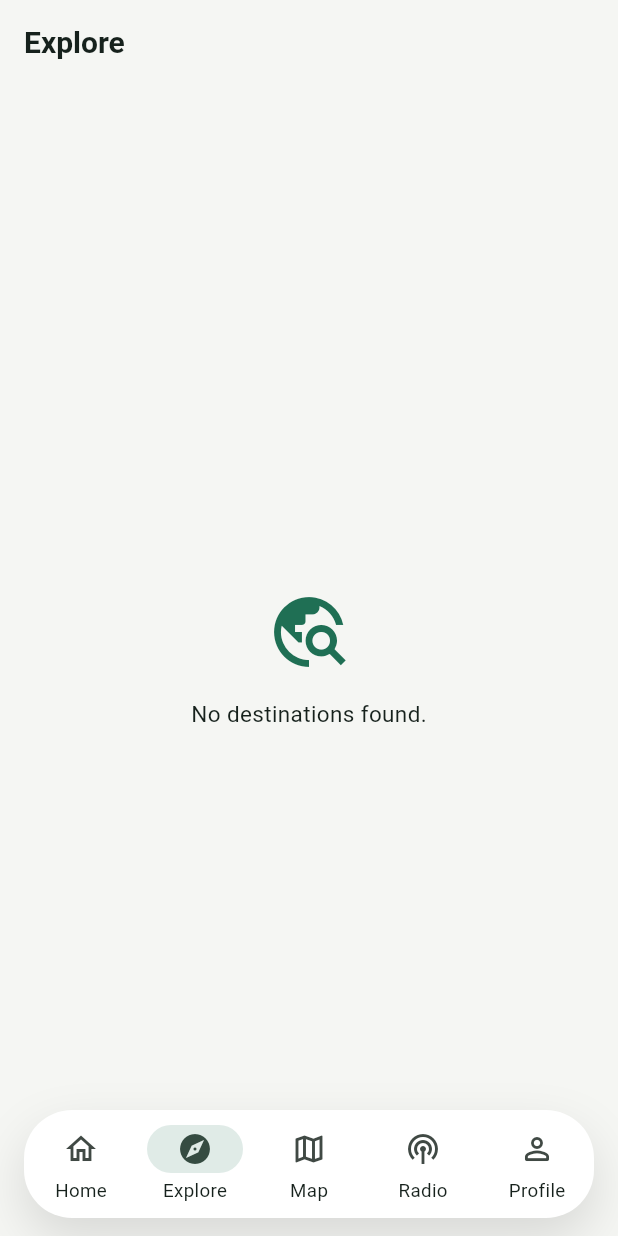
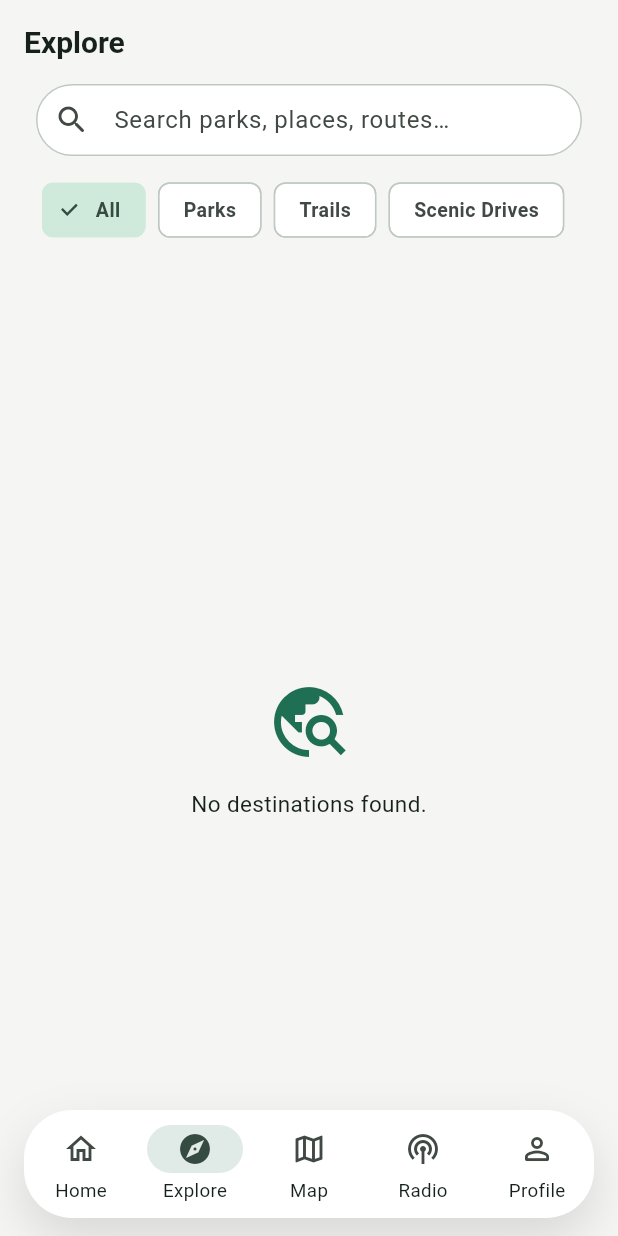
Before and after one commit to trashpin/radio, a Flutter app: the screen it shows after launch, item 2 of the bottom bar chosen, on a phone screen of 412 x 824 dp. Run offline on Flutter 3.47's test engine with Material 3 defaults, Android fonts, the phone set to English and light mode, and no system bars; our stand-ins replace flutter_dotenv, flutter_riverpod, go_router, supabase_flutter; accounts and stored records are empty.

Commit message:
Build Explore screen: search, filters, featured + popular
- Extend Destination model with optional location, category, featured,
  distanceLabel (all read-only from backend; nothing hardcoded)
- Filter logic in providers (destination_filters.dart): search query +
  category state, derived filtered/featured providers (logic out of UI)
- Reusable widgets: DestinationSearchBar, DestinationFilterChips,
  FeaturedDestinationCard, DestinationListTile
- Explore screen: persistent search + chips header; Featured Destinations +
  Popular Near You sections; Results list when filtering; empty/error states
- Distance shown only when backend provides it (live distance awaits GPS)
- Tests: featured/popular render, empty, search filter, category filter, error

Co-authored-by: trashpin <trashpin@users.noreply.github.com>

```diff
--- a/lib/features/destinations/presentation/destinations_screen.dart
+++ b/lib/features/destinations/presentation/destinations_screen.dart
@@ -4,19 +4,25 @@ import 'package:flutter_riverpod/flutter_riverpod.dart';
 import 'package:explorer_os_mobile/core/error/app_exception.dart';
 import 'package:explorer_os_mobile/core/error/error_handler.dart';
 import 'package:explorer_os_mobile/core/theme/app_spacing.dart';
-import 'package:explorer_os_mobile/features/destinations/presentation/widgets/destination_card.dart';
+import 'package:explorer_os_mobile/features/destinations/presentation/widgets/destination_filter_chips.dart';
+import 'package:explorer_os_mobile/features/destinations/presentation/widgets/destination_list_tile.dart';
+import 'package:explorer_os_mobile/features/destinations/presentation/widgets/destination_search_bar.dart';
+import 'package:explorer_os_mobile/features/destinations/presentation/widgets/featured_destination_card.dart';
+import 'package:explorer_os_mobile/features/destinations/providers/destination_filters.dart';
 import 'package:explorer_os_mobile/features/destinations/providers/destinations_provider.dart';
+import 'package:explorer_os_mobile/shared/components/section_header.dart';
 import 'package:explorer_os_mobile/shared/models/destination.dart';
 import 'package:explorer_os_mobile/shared/widgets/error_view.dart';
 import 'package:explorer_os_mobile/shared/widgets/loading_widget.dart';
 
-/// The Explore screen — the read-only list of ExplorerOS destinations loaded
-/// from the backend.
+/// The Explore screen — search, filter, and browse ExplorerOS destinations
+/// (all read from the backend).
 ///
-/// Pure presentation: it watches [destinationsProvider] and maps the async
-/// state to UI (loading / error / empty / data). No data-access or business
-/// logic lives here — that's in the repository and provider — which is the core
-/// "separate UI from logic" goal of the refactor.
+/// Pure presentation: a persistent search bar + category chips header, then an
+/// async body that maps [destinationsProvider] to loading / error / empty /
+/// data. All filtering/search logic lives in `destination_filters.dart`
+/// providers, so this widget only renders state — the core "separate UI from
+/// business logic" goal.
 class DestinationsScreen extends ConsumerWidget {
   const DestinationsScreen({super.key});
 
@@ -26,29 +32,111 @@ class DestinationsScreen extends ConsumerWidget {
 
     return Scaffold(
       appBar: AppBar(title: const Text('Explore')),
-      body: destinations.when(
-        loading: () => const LoadingWidget(message: 'Loading destinations…'),
+      body: Column(
+        children: [
+          Padding(
+            padding: const EdgeInsets.fromLTRB(
+              AppSpacing.xl,
+              0,
+              AppSpacing.xl,
+              AppSpacing.md,
+            ),
+            child: Column(
+              children: [
+                DestinationSearchBar(
+                  onChanged: (value) =>
+                      ref.read(destinationQueryProvider.notifier).state = value,
+                ),
+                const Gap.v(AppSpacing.md),
+                DestinationFilterChips(
+                  selected: ref.watch(destinationCategoryProvider),
+                  onSelected: (category) => ref
+                      .read(destinationCategoryProvider.notifier)
+                      .state = category,
+                ),
+              ],
+            ),
+          ),
+          Expanded(
+            child: destinations.when(
+              loading: () =>
+                  const LoadingWidget(message: 'Loading destinations…'),
               error: (error, stackTrace) => ErrorView(
                 exception: error is AppException
                     ? error
                     : ErrorHandler.from(error, stackTrace),
                 onRetry: () => ref.invalidate(destinationsProvider),
               ),
-        data: (items) => items.isEmpty
-            ? const _EmptyState()
-            : _DestinationList(
-                items: items,
-                onRefresh: () async =>
-                    ref.refresh(destinationsProvider.future),
+              data: (_) => const _ExploreResults(),
             ),
+          ),
+        ],
       ),
     );
   }
 }
 
-/// Shown when the backend returns zero destinations.
+/// The scrollable results body shown once destinations have loaded. Reads the
+/// derived filter providers to decide between the Featured + Popular layout and
+/// a flat search-results list.
+class _ExploreResults extends ConsumerWidget {
+  const _ExploreResults();
+
+  @override
+  Widget build(BuildContext context, WidgetRef ref) {
+    final filtered = ref.watch(filteredDestinationsProvider);
+    final hasFilter = ref.watch(destinationHasActiveFilterProvider);
+    final featured = ref.watch(featuredDestinationProvider);
+
+    // Nothing loaded at all.
+    if (featured == null) {
+      return const _EmptyState(message: 'No destinations found.');
+    }
+
+    return RefreshIndicator(
+      onRefresh: () async => ref.refresh(destinationsProvider.future),
+      child: ListView(
+        padding: const EdgeInsets.fromLTRB(
+          AppSpacing.xl,
+          AppSpacing.sm,
+          AppSpacing.xl,
+          120,
+        ),
+        children: [
+          if (!hasFilter) ...[
+            const SectionHeader(title: 'Featured Destinations'),
+            FeaturedDestinationCard(destination: featured),
+            const Gap.v(AppSpacing.xxl),
+            const SectionHeader(title: 'Popular Near You'),
+          ] else
+            const SectionHeader(title: 'Results'),
+          if (filtered.isEmpty)
+            const Padding(
+              padding: EdgeInsets.only(top: AppSpacing.xxl),
+              child: _EmptyState(message: 'No destinations match your search.'),
+            )
+          else
+            ..._popularList(filtered),
+        ],
+      ),
+    );
+  }
+
+  List<Widget> _popularList(List<Destination> items) {
+    final widgets = <Widget>[];
+    for (var i = 0; i < items.length; i++) {
+      if (i > 0) widgets.add(const Gap.v(AppSpacing.md));
+      widgets.add(DestinationListTile(destination: items[i]));
+    }
+    return widgets;
+  }
+}
+
+/// Centered empty-state message.
 class _EmptyState extends StatelessWidget {
-  const _EmptyState();
+  const _EmptyState({required this.message});
+
+  final String message;
 
   @override
   Widget build(BuildContext context) {
@@ -60,37 +148,9 @@ class _EmptyState extends StatelessWidget {
           Icon(Icons.travel_explore_outlined,
               size: 56, color: theme.colorScheme.primary),
           const Gap.v(AppSpacing.lg),
-          Text('No destinations found.', style: theme.textTheme.bodyMedium),
+          Text(message, style: theme.textTheme.bodyMedium),
         ],
       ),
     );
   }
 }
-
-/// Pull-to-refresh list of destination cards.
-class _DestinationList extends StatelessWidget {
-  const _DestinationList({required this.items, required this.onRefresh});
-
-  final List<Destination> items;
-  final Future<void> Function() onRefresh;
-
-  @override
-  Widget build(BuildContext context) {
-    return RefreshIndicator(
-      onRefresh: onRefresh,
-      child: ListView.separated(
-        // Extra bottom padding so the last card clears the floating nav bar.
-        padding: const EdgeInsets.fromLTRB(
-          AppSpacing.xl,
-          AppSpacing.xl,
-          AppSpacing.xl,
-          120,
-        ),
-        itemCount: items.length,
-        separatorBuilder: (_, _) => const Gap.v(AppSpacing.lg),
-        itemBuilder: (context, index) =>
-            DestinationCard(destination: items[index]),
-      ),
-    );
-  }
-}
--- /dev/null
+++ b/lib/features/destinations/presentation/widgets/destination_filter_chips.dart
@@ -0,0 +1,39 @@
+import 'package:flutter/material.dart';
+import 'package:explorer_os_mobile/core/theme/app_spacing.dart';
+import 'package:explorer_os_mobile/features/destinations/providers/destination_filters.dart';
+
+/// The horizontal row of category filter chips (All, Parks, Trails, Scenic
+/// Drives).
+///
+/// Dumb/reusable: it renders the [DestinationCategory] values and reports the
+/// [selected] one plus [onSelected]; the screen binds these to the category
+/// provider. Styling (selected color, shape) comes from the theme.
+class DestinationFilterChips extends StatelessWidget {
+  const DestinationFilterChips({
+    super.key,
+    required this.selected,
+    required this.onSelected,
+  });
+
+  final DestinationCategory selected;
+  final ValueChanged<DestinationCategory> onSelected;
+
+  @override
+  Widget build(BuildContext context) {
+    return SingleChildScrollView(
+      scrollDirection: Axis.horizontal,
+      child: Row(
+        children: [
+          for (final category in DestinationCategory.values) ...[
+            ChoiceChip(
+              label: Text(category.label),
+              selected: category == selected,
+              onSelected: (_) => onSelected(category),
+            ),
+            const Gap.h(AppSpacing.sm),
+          ],
+        ],
+      ),
+    );
+  }
+}
--- /dev/null
+++ b/lib/features/destinations/presentation/widgets/destination_search_bar.dart
@@ -0,0 +1,41 @@
+import 'package:flutter/material.dart';
+import 'package:explorer_os_mobile/core/theme/app_radius.dart';
+
+/// The Explore search field ("Search parks, places, routes…").
+///
+/// A dumb, reusable input: it owns no state and simply reports text changes via
+/// [onChanged], so the screen can wire it to the search provider. Styling comes
+/// from the design system (filled, pill-shaped).
+class DestinationSearchBar extends StatelessWidget {
+  const DestinationSearchBar({super.key, required this.onChanged});
+
+  final ValueChanged<String> onChanged;
+
+  @override
+  Widget build(BuildContext context) {
+    final theme = Theme.of(context);
+    return TextField(
+      onChanged: onChanged,
+      textInputAction: TextInputAction.search,
+      decoration: InputDecoration(
+        hintText: 'Search parks, places, routes…',
+        prefixIcon: const Icon(Icons.search_rounded),
+        filled: true,
+        fillColor: theme.colorScheme.surface,
+        contentPadding: EdgeInsets.zero,
+        border: const OutlineInputBorder(
+          borderRadius: AppRadius.pillAll,
+          borderSide: BorderSide.none,
+        ),
+        enabledBorder: OutlineInputBorder(
+          borderRadius: AppRadius.pillAll,
+          borderSide: BorderSide(color: theme.colorScheme.outlineVariant),
+        ),
+        focusedBorder: OutlineInputBorder(
+          borderRadius: AppRadius.pillAll,
+          borderSide: BorderSide(color: theme.colorScheme.primary, width: 1.5),
+        ),
+      ),
+    );
+  }
+}
--- /dev/null
+++ b/lib/features/destinations/providers/destination_filters.dart
@@ -0,0 +1,69 @@
+import 'package:flutter_riverpod/flutter_riverpod.dart';
+// StateProvider is a "legacy" provider in Riverpod 3.x — imported explicitly.
+import 'package:flutter_riverpod/legacy.dart';
+
+import 'package:explorer_os_mobile/features/destinations/providers/destinations_provider.dart';
+import 'package:explorer_os_mobile/shared/models/destination.dart';
+
+/// The category filters shown as chips on the Explore screen.
+///
+/// [matchValue] is the backend `category` token this chip selects (null = all).
+enum DestinationCategory {
+  all('All', null),
+  parks('Parks', 'park'),
+  trails('Trails', 'trail'),
+  scenicDrives('Scenic Drives', 'scenic');
+
+  const DestinationCategory(this.label, this.matchValue);
+
+  final String label;
+  final String? matchValue;
+}
+
+/// Current free-text search query (parks, places, routes…).
+final destinationQueryProvider = StateProvider<String>((ref) => '');
+
+/// Currently selected category chip.
+final destinationCategoryProvider =
+    StateProvider<DestinationCategory>((ref) => DestinationCategory.all);
+
+/// Whether any filter (search text or non-"All" category) is active.
+final destinationHasActiveFilterProvider = Provider<bool>((ref) {
+  final query = ref.watch(destinationQueryProvider);
+  final category = ref.watch(destinationCategoryProvider);
+  return query.trim().isNotEmpty || category != DestinationCategory.all;
+});
+
+/// The destination shown in the Featured section — the first flagged
+/// `featured`, falling back to the first available. Null when there are none.
+final featuredDestinationProvider = Provider<Destination?>((ref) {
+  final all = ref.watch(destinationsProvider).value ?? const [];
+  if (all.isEmpty) return null;
+  for (final d in all) {
+    if (d.featured) return d;
+  }
+  return all.first;
+});
+
+/// The list rendered under "Popular Near You" / search results: the loaded
+/// destinations with the active search + category filters applied.
+///
+/// Keeping this pure filtering here (not in the widget) is the "separate UI from
+/// business logic" goal — the screen just renders whatever this returns.
+final filteredDestinationsProvider = Provider<List<Destination>>((ref) {
+  final all = ref.watch(destinationsProvider).value ?? const [];
+  final query = ref.watch(destinationQueryProvider).trim().toLowerCase();
+  final category = ref.watch(destinationCategoryProvider);
+
+  return all.where((d) {
+    final matchesCategory = category.matchValue == null ||
+        (d.category?.toLowerCase() == category.matchValue);
+
+    final matchesQuery = query.isEmpty ||
+        d.name.toLowerCase().contains(query) ||
+        (d.location?.toLowerCase().contains(query) ?? false) ||
+        (d.description?.toLowerCase().contains(query) ?? false);
+
+    return matchesCategory && matchesQuery;
+  }).toList(growable: false);
+});
--- a/lib/shared/models/destination.dart
+++ b/lib/shared/models/destination.dart
@@ -1,22 +1,43 @@
 /// A read-only representation of an ExplorerOS destination.
 ///
 /// Destinations (National Park Buddy, Florida Buddy, Historic Route 66, and any
-/// future ones) are NEVER hardcoded. This model simply describes the shape of a
+/// future ones) are NEVER hardcoded. This model describes the shape of a
 /// destination record returned by the backend (Supabase) so the UI has a
 /// type-safe object to render. It is immutable and only knows how to be created
 /// *from* backend JSON — reflecting the read-only nature of the mobile client.
+///
+/// All fields beyond [id]/[name] are optional so the UI degrades gracefully when
+/// the backend omits them (e.g. a row without a category or image).
 class Destination {
   const Destination({
     required this.id,
     required this.name,
     this.description,
     this.imageUrl,
+    this.location,
+    this.category,
+    this.featured = false,
+    this.distanceLabel,
   });
 
   final String id;
   final String name;
   final String? description;
   final String? imageUrl;
+
+  /// Human-readable location line (e.g. "Ocala, Florida"), shown as a subtitle.
+  final String? location;
+
+  /// Backend category token used by the Explore filters (e.g. "park", "trail",
+  /// "scenic"). See [DestinationCategory].
+  final String? category;
+
+  /// Whether this destination should be highlighted in the Featured section.
+  final bool featured;
+
+  /// Optional pre-computed distance label (e.g. "12 mi"). Supplied by the
+  /// backend for now; will be computed live once the GPS feature ships.
+  final String? distanceLabel;
 
   /// Builds a [Destination] from a backend JSON map. Missing/renamed keys are
   /// handled defensively so one malformed row cannot crash the app.
@@ -26,6 +47,10 @@ class Destination {
       name: (json['name'] ?? '') as String,
       description: json['description'] as String?,
       imageUrl: json['image_url'] as String?,
+      location: json['location'] as String?,
+      category: json['category'] as String?,
+      featured: (json['featured'] ?? json['is_featured'] ?? false) as bool,
+      distanceLabel: json['distance_label'] as String?,
     );
   }
 }
```
Also changed, not shown: lib/features/destinations/presentation/widgets/destination_card.dart (deleted, +0 -91 lines), lib/features/destinations/presentation/widgets/destination_list_tile.dart (added, +102 -0 lines), lib/features/destinations/presentation/widgets/featured_destination_card.dart (added, +104 -0 lines), 1 other file. Lines whose indentation alone changed are shown as unchanged.
